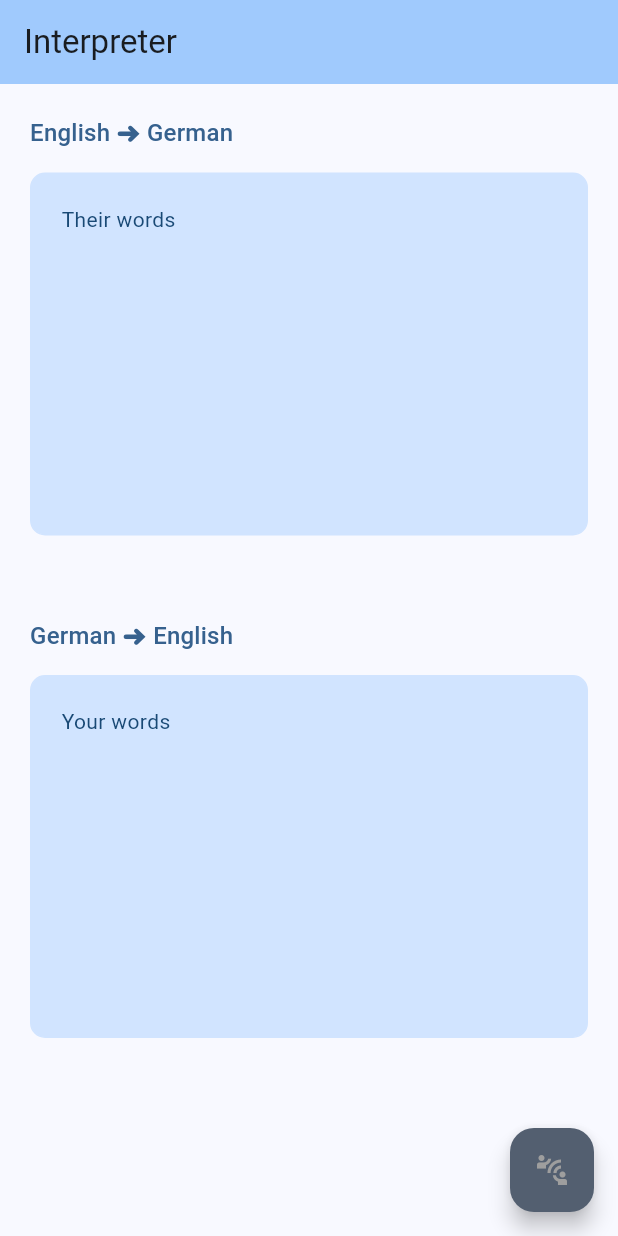
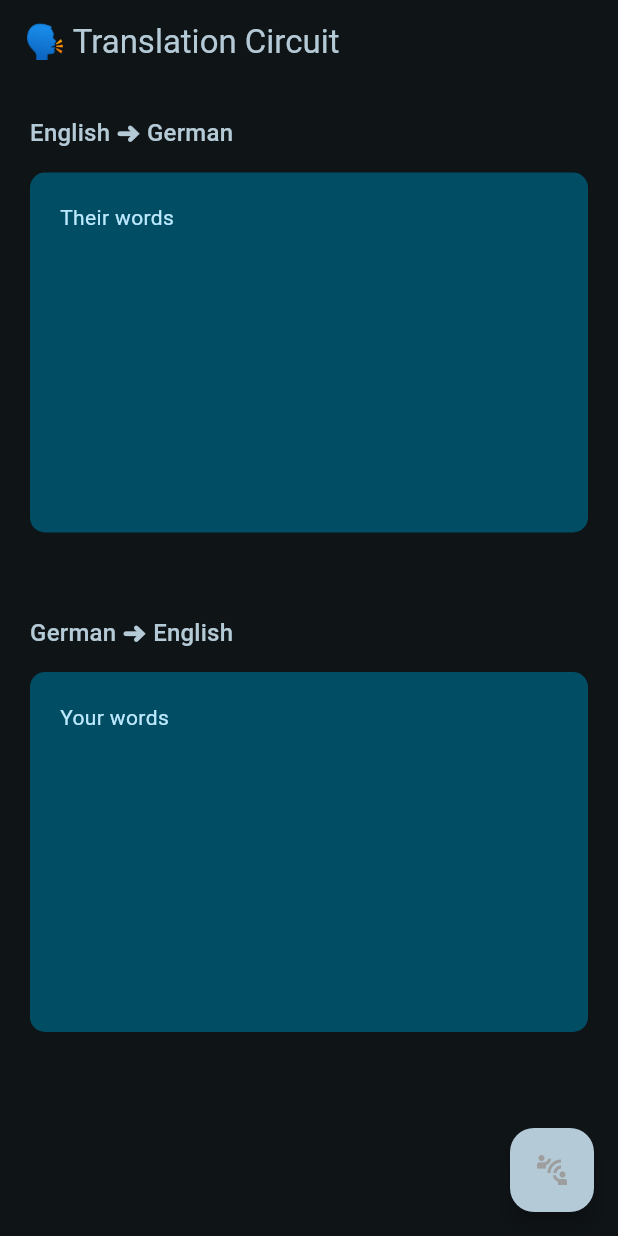
Before and after one commit to critt/Interp-Flutter, a Flutter app: the screen it shows after launch, on a phone screen of 412 x 824 dp. Run offline on Flutter 3.47's test engine with Material 3 defaults, Android fonts, the phone set to English and light mode, and no system bars.

Commit message:
Title change. Theme change. Screenshot.

```diff
--- a/lib/main.dart
+++ b/lib/main.dart
@@ -21,12 +21,13 @@ class MyApp extends StatelessWidget {
   @override
   Widget build(BuildContext context) {
     return MaterialApp(
-      title: 'Interpreter',
+      title: 'Translation Circuit',
       theme: ThemeData(
-        colorScheme: ColorScheme.fromSeed(seedColor: Colors.blue),
+        colorScheme: ColorScheme.fromSeed(
+            seedColor: Colors.blueGrey, brightness: Brightness.dark),
         useMaterial3: true,
       ),
-      home: const MyHomePage(title: 'Interpreter'),
+      home: const MyHomePage(title: '🗣 Translation Circuit'),
     );
   }
 }
@@ -132,6 +133,7 @@ class _MyHomePageState extends State<MyHomePage> {
     // The Flutter framework has been optimized to make rerunning build methods
     // fast, so that you can just rebuild anything that needs updating rather
     // than having to individually change instances of widgets.
+    final theme = Theme.of(context);
     final serviceState = context.watch<ServiceState>();
 
     MaterialColor connectionColor =
@@ -143,13 +145,12 @@ class _MyHomePageState extends State<MyHomePage> {
 
     return Scaffold(
       appBar: AppBar(
-        // TRY THIS: Try changing the color here to a specific color (to
-        // Colors.amber, perhaps?) and trigger a hot reload to see the AppBar
-        // change color while the other colors stay the same.
-        backgroundColor: Theme.of(context).colorScheme.inversePrimary,
+        backgroundColor: theme.colorScheme.surface,
         // Here we take the value from the MyHomePage object that was created by
         // the App.build method, and use it to set our appbar title.
-        title: Text(widget.title),
+        title: Text(widget.title,
+            style: theme.textTheme.titleLarge!
+                .copyWith(color: theme.colorScheme.secondary)),
       ),
       body: const Center(
         // Center is a layout widget. It takes a single child and positions it
@@ -206,30 +207,24 @@ class BigCard extends StatelessWidget {
         : context.watch<PartnerTranscription>();
 
     final theme = Theme.of(context);
-    final titleStyle = theme.textTheme.titleMedium!.copyWith(
-      color: theme.colorScheme.primary,
-    );
-
-    final contentStyle = theme.textTheme.bodyMedium!
-        .copyWith(color: theme.colorScheme.onPrimaryContainer);
 
     return Column(
       children: [
-        FractionallySizedBox (
+        FractionallySizedBox(
           widthFactor: 1,
           child: Text(
             '${transcriptionState.objectLanguage} ➜ ${transcriptionState.subjectLanguage}',
-            style: titleStyle,
+            style: theme.textTheme.titleMedium!
+                .copyWith(color: theme.colorScheme.secondary),
             textAlign: TextAlign.start,
           ),
         ),
-        FractionallySizedBox (
+        FractionallySizedBox(
           widthFactor: 1,
           child: Padding(
             padding: const EdgeInsets.only(top: 14.0, bottom: 14.0),
             child: Container(
               decoration: BoxDecoration(
-                border: Border.all(color: theme.colorScheme.primaryContainer),
                 borderRadius: BorderRadius.circular(10),
                 color: theme.colorScheme.primaryContainer,
               ),
@@ -239,7 +234,8 @@ class BigCard extends StatelessWidget {
                   height: 200,
                   child: Text(
                     transcriptionState.data,
-                    style: contentStyle,
+                    style: theme.textTheme.bodyMedium!
+                        .copyWith(color: theme.colorScheme.onPrimaryContainer),
                   ),
                 ),
               ),
```
Also changed, not shown: 2 other files.
